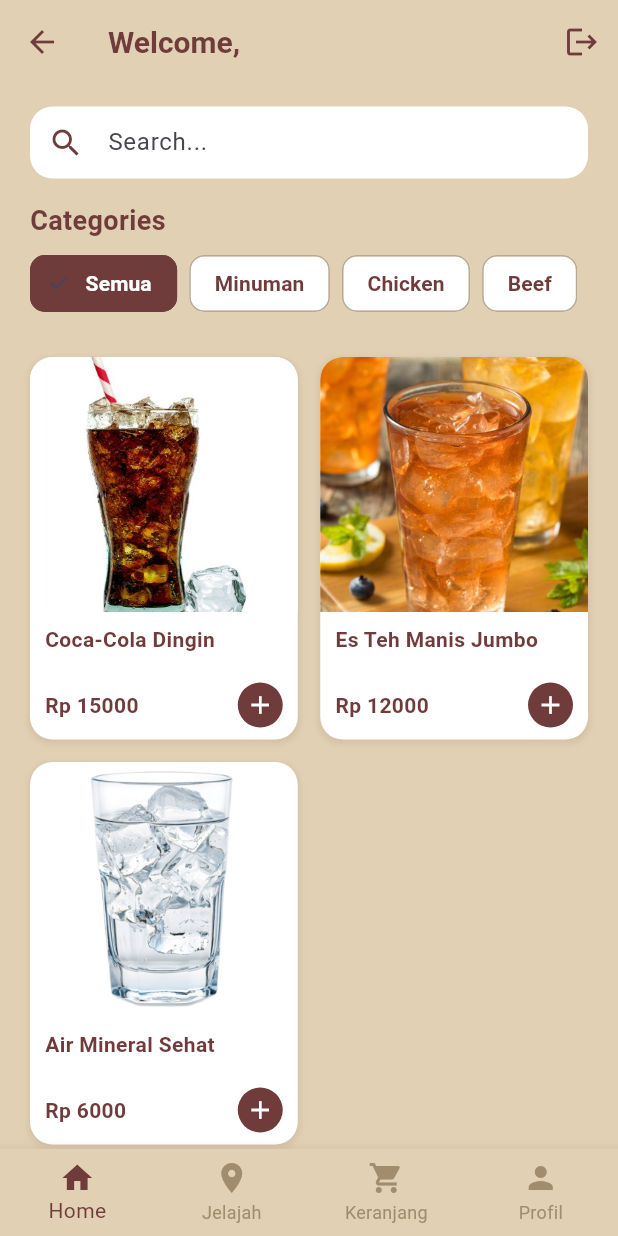
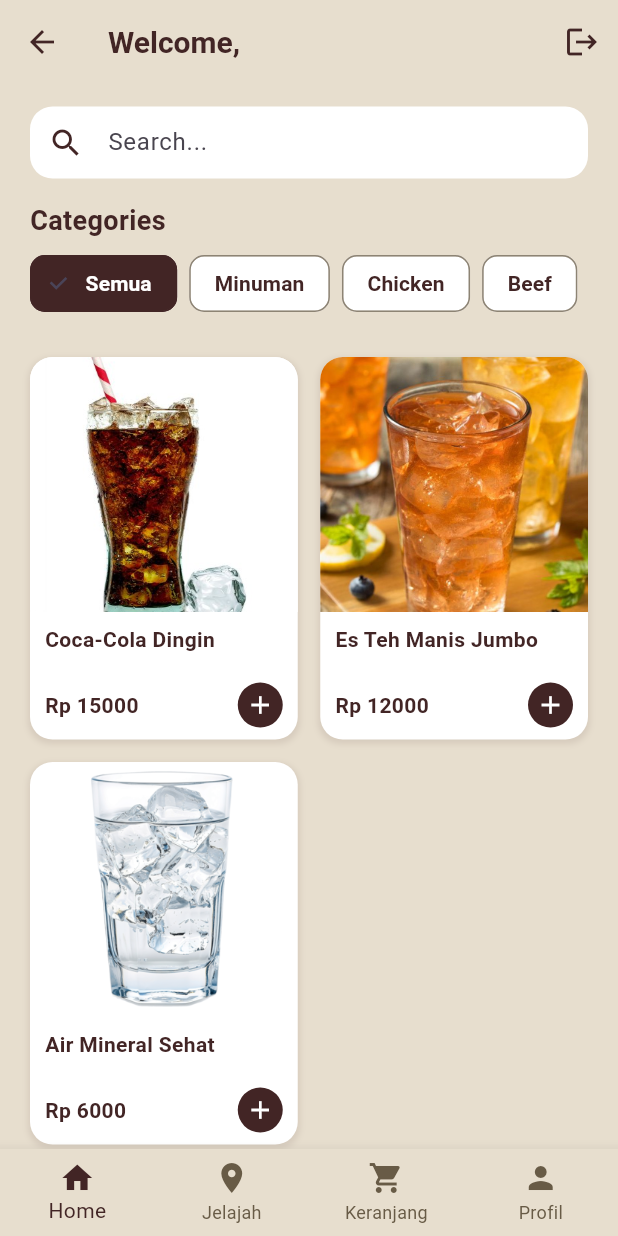
Before and after one commit to alkhila/PA_restoran, a Flutter app: the HomePage screen opened by its route, on a phone screen of 412 x 824 dp. Run offline on Flutter 3.47's test engine with Material 3 defaults, Android fonts, the phone set to English and light mode, and no system bars; our stand-ins replace flutter_local_notifications, flutter_map, geolocator, hive, hive_flutter, latlong2 and 1 more; accounts and stored records are empty; network calls fail.

Commit message:
ngubah palet warna

```diff
--- a/lib/pages/cart_page.dart
+++ b/lib/pages/cart_page.dart
@@ -4,9 +4,9 @@ import 'package:shared_preferences/shared_preferences.dart';
 import '../models/cart_item_model.dart';
 import 'checkout_detail_page.dart';
 
-const Color darkPrimaryColor = Color(0xFF703B3B);
-const Color secondaryAccentColor = Color(0xFFA18D6D);
-const Color lightBackgroundColor = Color(0xFFE1D0B3);
+const Color darkPrimaryColor = Color.fromARGB(255, 66, 37, 37);
+const Color secondaryAccentColor = Color.fromARGB(255, 104, 91, 70);
+const Color lightBackgroundColor = Color.fromARGB(255, 231, 222, 206);
 
 class _CartItemInteractive extends StatefulWidget {
   final CartItemModel item;
--- a/lib/pages/checkout_detail_page.dart
+++ b/lib/pages/checkout_detail_page.dart
@@ -12,9 +12,9 @@ import '../services/location_service.dart';
 
 const Color brownColor = Color(0xFF4E342E);
 const Color accentColor = Color(0xFFFFB300);
-const Color darkPrimaryColor = Color(0xFF703B3B);
-const Color secondaryAccentColor = Color(0xFFA18D6D);
-const Color lightBackgroundColor = Color(0xFFE1D0B3);
+const Color darkPrimaryColor = Color.fromARGB(255, 66, 37, 37);
+const Color secondaryAccentColor = Color.fromARGB(255, 104, 91, 70);
+const Color lightBackgroundColor = Color.fromARGB(255, 231, 222, 206);
 
 class ReceiptPage extends StatefulWidget {
   final bool isFromCheckout;
--- a/lib/pages/detail_page.dart
+++ b/lib/pages/detail_page.dart
@@ -5,9 +5,9 @@ import '../services/api_service.dart'; // Import API Service
 
 const Color brownColor = Color(0xFF4E342E);
 const Color accentColor = Color(0xFFFFB300);
-const Color darkPrimaryColor = Color(0xFF703B3B);
-const Color secondaryAccentColor = Color(0xFFA18D6D);
-const Color lightBackgroundColor = Color(0xFFE1D0B3);
+const Color darkPrimaryColor = Color.fromARGB(255, 66, 37, 37);
+const Color secondaryAccentColor = Color.fromARGB(255, 104, 91, 70);
+const Color lightBackgroundColor = Color.fromARGB(255, 231, 222, 206);
 
 class DetailPage extends StatefulWidget {
   final Map<String, dynamic> item;
--- a/lib/pages/home_page.dart
+++ b/lib/pages/home_page.dart
@@ -11,9 +11,9 @@ import 'login_page.dart';
 import 'package:hive_flutter/hive_flutter.dart';
 import 'checkout_detail_page.dart';
 
-const Color darkPrimaryColor = Color(0xFF703B3B);
-const Color secondaryAccentColor = Color(0xFFA18D6D);
-const Color lightBackgroundColor = Color(0xFFE1D0B3);
+const Color darkPrimaryColor = Color.fromARGB(255, 66, 37, 37);
+const Color secondaryAccentColor = Color.fromARGB(255, 104, 91, 70);
+const Color lightBackgroundColor = Color.fromARGB(255, 231, 222, 206);
 
 class HomePage extends StatefulWidget {
   const HomePage({super.key});
--- a/lib/pages/lbs_page.dart
+++ b/lib/pages/lbs_page.dart
@@ -6,7 +6,7 @@ import '../services/location_service.dart';
 
 const Color brownColor = Color(0xFF4E342E);
 const Color accentColor = Color(0xFFFFB300);
-const Color darkPrimaryColor = Color(0xFF703B3B);
+const Color darkPrimaryColor = Color.fromARGB(255, 66, 37, 37);
 
 // Daftar cabang
 final List<Map<String, dynamic>> branches = [
--- a/lib/pages/login_page.dart
+++ b/lib/pages/login_page.dart
@@ -6,9 +6,9 @@ import 'dart:convert';
 import '../models/user_model.dart';
 import 'home_page.dart';
 
-const Color primaryColor = Color(0xFF703B3B);
-const Color secondaryColor = Color(0xFFA18D6D);
-const Color backgroundColor = Color(0xFFE1D0B3);
+const Color primaryColor = Color.fromARGB(255, 66, 37, 37);
+const Color secondaryColor = Color.fromARGB(255, 104, 91, 70);
+const Color backgroundColor = Color.fromARGB(255, 231, 222, 206);
 
 class LoginPage extends StatefulWidget {
   const LoginPage({super.key});
--- a/lib/pages/register_page.dart
+++ b/lib/pages/register_page.dart
@@ -5,9 +5,9 @@ import 'dart:convert';
 import '../models/user_model.dart';
 import '../services/notification_service.dart';
 
-const Color primaryColor = Color(0xFF703B3B);
-const Color secondaryColor = Color(0xFFA18D6D);
-const Color backgroundColor = Color(0xFFE1D0B3);
+const Color primaryColor = Color.fromARGB(255, 66, 37, 37);
+const Color secondaryColor = Color.fromARGB(255, 104, 91, 70);
+const Color backgroundColor = Color.fromARGB(255, 231, 222, 206);
 
 class RegisterPage extends StatefulWidget {
   const RegisterPage({super.key});
--- a/lib/pages/time_converter_page.dart
+++ b/lib/pages/time_converter_page.dart
@@ -2,9 +2,9 @@ import 'package:flutter/material.dart';
 import 'package:intl/intl.dart';
 import 'dart:async';
 
-const Color darkPrimaryColor = Color(0xFF703B3B);
-const Color secondaryAccentColor = Color(0xFFA18D6D);
-const Color lightBackgroundColor = Color(0xFFE1D0B3);
+const Color darkPrimaryColor = Color.fromARGB(255, 66, 37, 37);
+const Color secondaryAccentColor = Color.fromARGB(255, 104, 91, 70);
+const Color lightBackgroundColor = Color.fromARGB(255, 231, 222, 206);
 
 class TimeConverterPage extends StatefulWidget {
   const TimeConverterPage({super.key});
```
